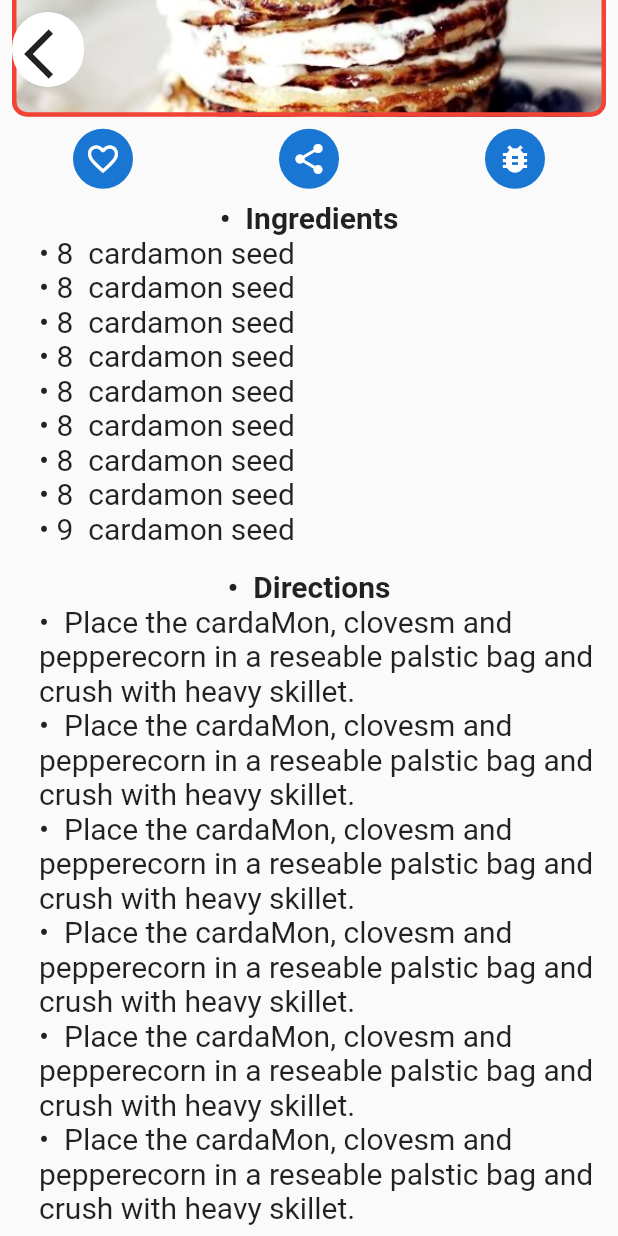
After one commit to lostidol355/recipely-the-recipe-app, a Flutter app: the RecipeDetail screen opened directly, scrolled down 316 dp, after a tap on the "favorite outline" icon, on a phone screen of 412 x 824 dp. The commit adds this screen. Run offline on Flutter 3.47's test engine with Material 2 defaults, Android fonts, the phone set to English and light mode, and no system bars.

Commit message:
recipe details screen

```diff
--- a/lib/screens/recipe_detail.dart
+++ b/lib/screens/recipe_detail.dart
@@ -1,3 +1,6 @@
+import 'package:cfc_dang_flutter_day3_recipe_app/utils/text_style_utils.dart';
+import 'package:cfc_dang_flutter_day3_recipe_app/widgets/long_box.dart';
+import 'package:cfc_dang_flutter_day3_recipe_app/widgets/recipe_section.dart';
 import 'package:flutter/material.dart';
 
 class RecipeDetail extends StatelessWidget {
@@ -5,6 +8,126 @@
 
   @override
   Widget build(BuildContext context) {
-    return const Placeholder();
+    List<String> ingredients = [
+      "8  cardamon seed",
+      "8  cardamon seed",
+      "8  cardamon seed",
+      "8  cardamon seed",
+      "8  cardamon seed",
+      "8  cardamon seed",
+      "8  cardamon seed",
+      "8  cardamon seed",
+      "9  cardamon seed",
+    ];
+
+    List<String> directions = [
+      " Place the cardaMon, clovesm and pepperecorn in a reseable palstic bag and crush with heavy skillet.",
+      " Place the cardaMon, clovesm and pepperecorn in a reseable palstic bag and crush with heavy skillet.",
+      " Place the cardaMon, clovesm and pepperecorn in a reseable palstic bag and crush with heavy skillet.",
+      " Place the cardaMon, clovesm and pepperecorn in a reseable palstic bag and crush with heavy skillet.",
+      " Place the cardaMon, clovesm and pepperecorn in a reseable palstic bag and crush with heavy skillet.",
+      " Place the cardaMon, clovesm and pepperecorn in a reseable palstic bag and crush with heavy skillet.",
+    ];
+    return SafeArea(
+      child: Scaffold(
+        body: Stack(
+          children: [
+            ListView(
+              children: [
+                SizedBox(
+                  height: 60,
+                ),
+                Text(
+                  "Easy Chai/tea Recipe Guide",
+                  style: TextStyle(
+                    fontWeight: FontWeight.bold,
+                    fontSize: 30,
+                  ),
+                ),
+                Row(
+                  children: [
+                    Icon(
+                      Icons.food_bank,
+                      size: 40,
+                    ),
+                    Text(
+                      "Cooking Time",
+                      style: TextStyleUtils.headingStyle,
+                    )
+                  ],
+                ),
+                Text(
+                  " 20 minutes",
+                  style: TextStyleUtils.subHeadingStyle,
+                ),
+                Row(
+                  children: [
+                    Icon(
+                      Icons.timer,
+                      size: 40,
+                    ),
+                    Text(
+                      "Reading Time",
+                      style: TextStyleUtils.headingStyle,
+                    )
+                  ],
+                ),
+                Text(" 10 minutes", style: TextStyleUtils.subHeadingStyle),
+                LongBox(),
+                Row(
+                  mainAxisAlignment: MainAxisAlignment.spaceAround,
+                  children: [
+                    CircleAvatar(
+                      child: IconButton(
+                          onPressed: () {}, icon: Icon(Icons.favorite_outline)),
+                    ),
+                    CircleAvatar(
+                        child: IconButton(
+                            onPressed: () {}, icon: Icon(Icons.share))),
+                    CircleAvatar(
+                        child: IconButton(
+                            onPressed: () {}, icon: Icon(Icons.bug_report))),
+                  ],
+                ),
+                Padding(
+                  padding: const EdgeInsets.all(8.0),
+                  child: RecipeSection(
+                    title: "Ingredients",
+                    textList: ingredients,
+                  ),
+                ),
+                Padding(
+                  padding: const EdgeInsets.all(8.0),
+                  child: RecipeSection(
+                    title: "Directions",
+                    textList: directions,
+                  ),
+                ),
+              ],
+            ),
+            Padding(
+              padding: const EdgeInsets.all(8.0),
+              child: InkWell(
+                onTap: () {},
+                child: Container(
+                  height: 50,
+                  decoration: BoxDecoration(
+                    color: Colors.white,
+                    borderRadius: BorderRadius.circular(25),
+                  ),
+                  child: Positioned(
+                      top: 10,
+                      child: IconButton(
+                          onPressed: () {
+                            Navigator.pop(context);
+                          },
+                          icon: Icon(Icons.arrow_back_ios, size: 40))),
+                ),
+              ),
+            )
+          ],
+        ),
+      ),
+    );
   }
 }
--- a/lib/screens/recipe_menu_screen.dart
+++ b/lib/screens/recipe_menu_screen.dart
@@ -13,6 +13,7 @@
           body: Stack(
         children: [
           ListView(
+              physics: const BouncingScrollPhysics(),
               children: List.generate(10, (index) {
                 if (index == 0) {
                   return Column(
--- a/lib/widgets/menu_item_box.dart
+++ b/lib/widgets/menu_item_box.dart
@@ -1,3 +1,4 @@
+import 'package:cfc_dang_flutter_day3_recipe_app/screens/recipe_detail.dart';
 import 'package:flutter/material.dart';
 
 import '../utils/text_style_utils.dart';
@@ -10,6 +11,11 @@
     var height = MediaQuery.of(context).size.height;
     return Padding(
       padding: const EdgeInsets.all(8.0),
+      child: GestureDetector(
+        onTap: () {
+          Navigator.push(
+              context, MaterialPageRoute(builder: (_) => RecipeDetail()));
+        },
         child: Material(
           borderRadius: BorderRadius.circular(10),
           elevation: 20,
@@ -55,7 +61,10 @@
                             ),
                             Text(" 20 minutes"),
                             Row(
-                            children: [Icon(Icons.timer), Text("Reading Time")],
+                              children: [
+                                Icon(Icons.timer),
+                                Text("Reading Time")
+                              ],
                             ),
                             Text(" 10 minutes")
                           ],
@@ -66,6 +75,7 @@
             ),
           ),
         ),
+      ),
     );
   }
 }
--- /dev/null
+++ b/lib/widgets/recipe_section.dart
@@ -0,0 +1,39 @@
+import 'package:cfc_dang_flutter_day3_recipe_app/utils/text_style_utils.dart';
+import 'package:flutter/material.dart';
+
+class RecipeSection extends StatelessWidget {
+  final List<String> textList;
+  final String title;
+
+
+  const RecipeSection({super.key, required this.title, required this.textList});
+
+  @override
+  Widget build(BuildContext context) {
+
+    return Column(
+      children: [
+        Column(
+            children: List.generate(textList.length + 1, (index) {
+          if (index == 0) {
+            return Text(
+              "•  $title",
+              style: TextStyleUtils.headingStyle,
+            );
+          }
+
+          return Padding(
+            padding: const EdgeInsets.only(left: 18.0),
+            child: Align(
+              alignment: Alignment.topLeft,
+              child: Text(
+                "• ${textList[index - 1]}",
+                style: TextStyleUtils.subHeadingStyle,
+              ),
+            ),
+          );
+        })),
+      ],
+    );
+  }
+}
```
Lines whose indentation alone changed are shown as unchanged.
